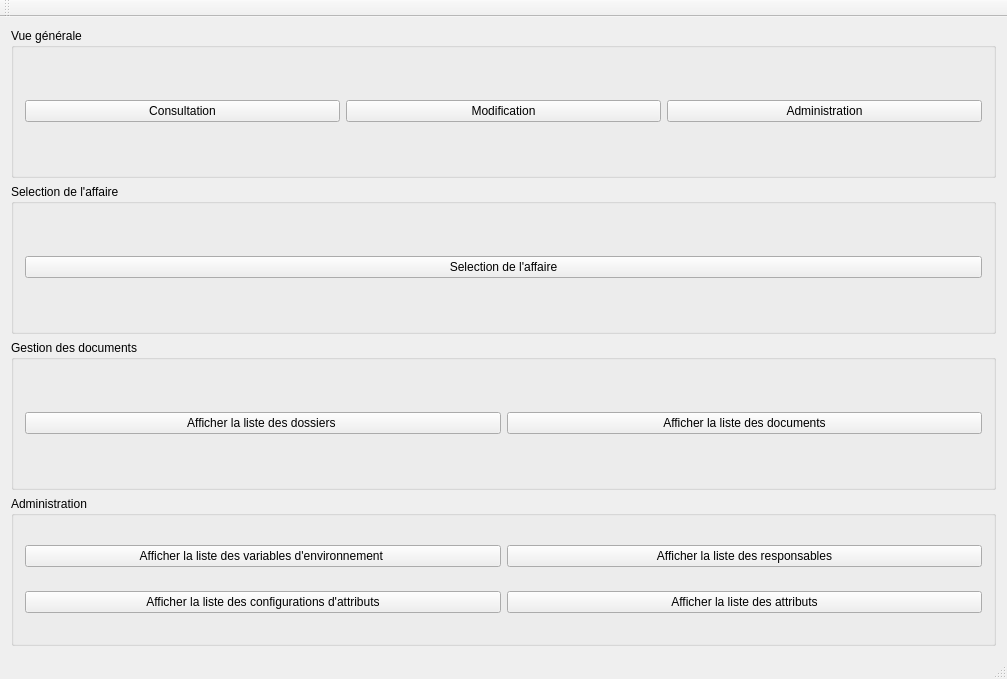
Before: the Qt Designer form mainwindow.ui in obourat/MimosaNG, drawn with Qt 5.
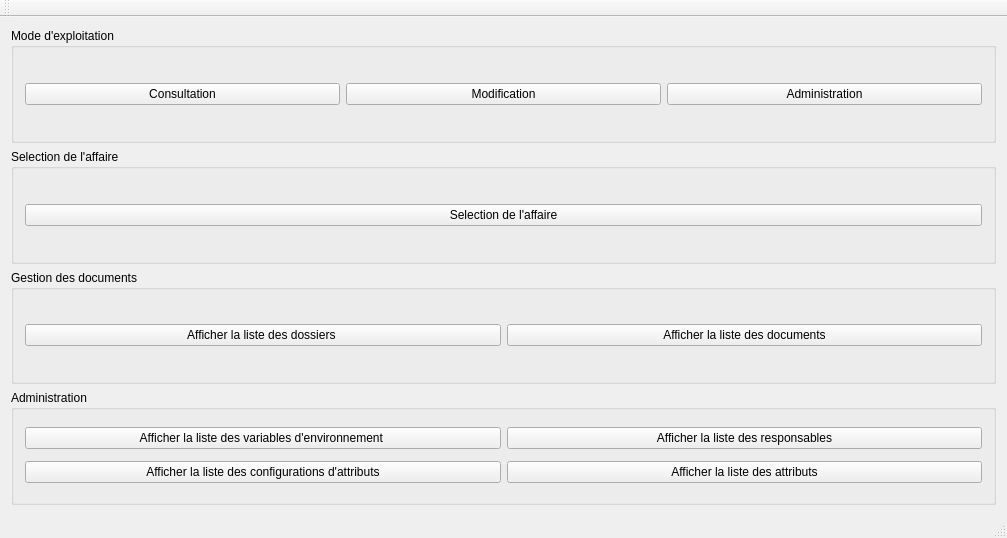
After: the same form once the commit is applied.

Diff of the .ui file:
```diff
--- a/mainwindow.ui
+++ b/mainwindow.ui
@@ -10,7 +10,7 @@
     <x>0</x>
     <y>0</y>
     <width>1007</width>
-    <height>679</height>
+    <height>538</height>
    </rect>
   </property>
   <property name="windowTitle">
@@ -30,7 +30,7 @@
        <enum>Qt::LeftToRight</enum>
       </property>
       <property name="title">
-       <string>Vue générale</string>
+       <string>Mode d'exploitation</string>
       </property>
       <layout class="QHBoxLayout" name="horizontalLayout_3">
        <item>
```
Left out of the diff: 9 changed lines with no effect on the pictures.
